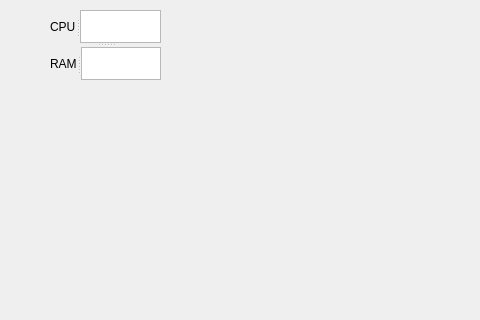
Old version of the form mainwindow.ui in the repository ElderPolokus/PC_resources; both pictures show x 0 to 480 and y 0 to 320 of the 800 by 600 pixel window.
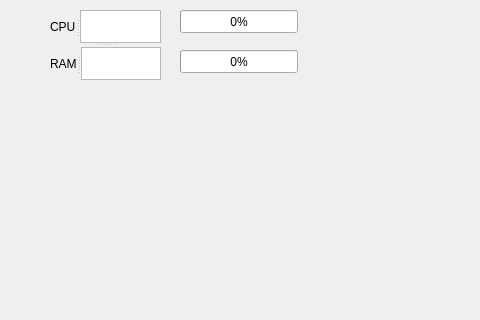
New version of the form.

Diff of the .ui file:
```diff
--- a/mainwindow.ui
+++ b/mainwindow.ui
@@ -57,6 +57,32 @@
      </widget>
     </widget>
    </widget>
+   <widget class="QProgressBar" name="progressBar">
+    <property name="geometry">
+     <rect>
+      <x>180</x>
+      <y>10</y>
+      <width>118</width>
+      <height>23</height>
+     </rect>
+    </property>
+    <property name="value">
+     <number>0</number>
+    </property>
+   </widget>
+   <widget class="QProgressBar" name="progressBar_2">
+    <property name="geometry">
+     <rect>
+      <x>180</x>
+      <y>50</y>
+      <width>118</width>
+      <height>23</height>
+     </rect>
+    </property>
+    <property name="value">
+     <number>0</number>
+    </property>
+   </widget>
   </widget>
   <widget class="QMenuBar" name="menubar">
    <property name="geometry">
```
